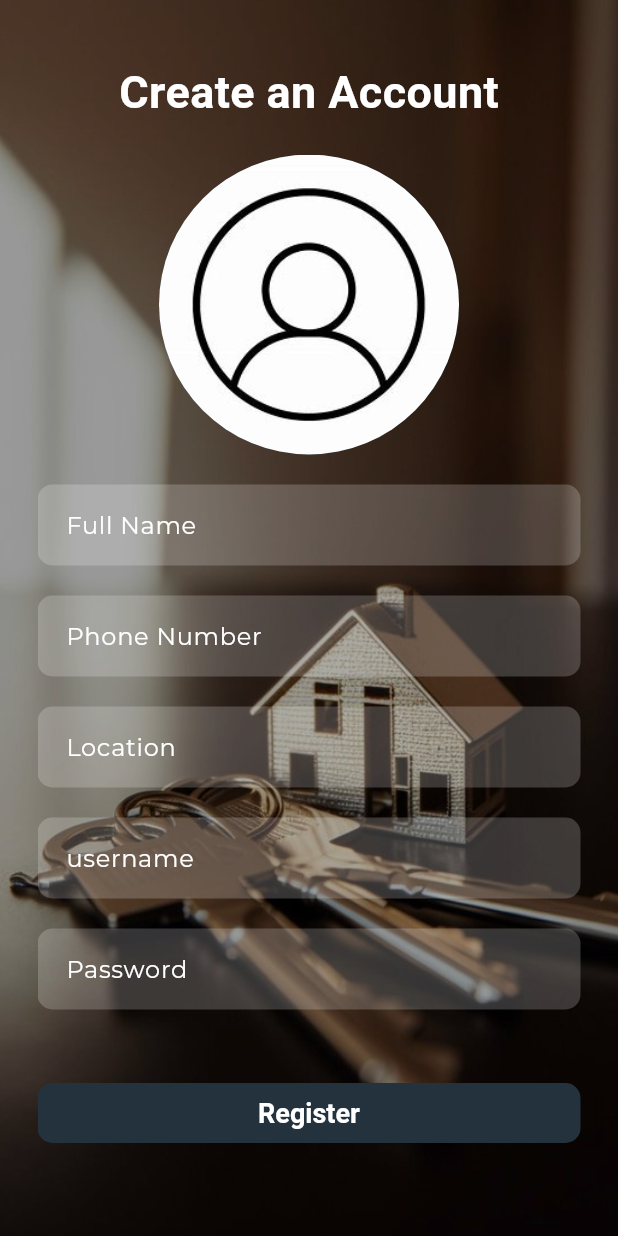
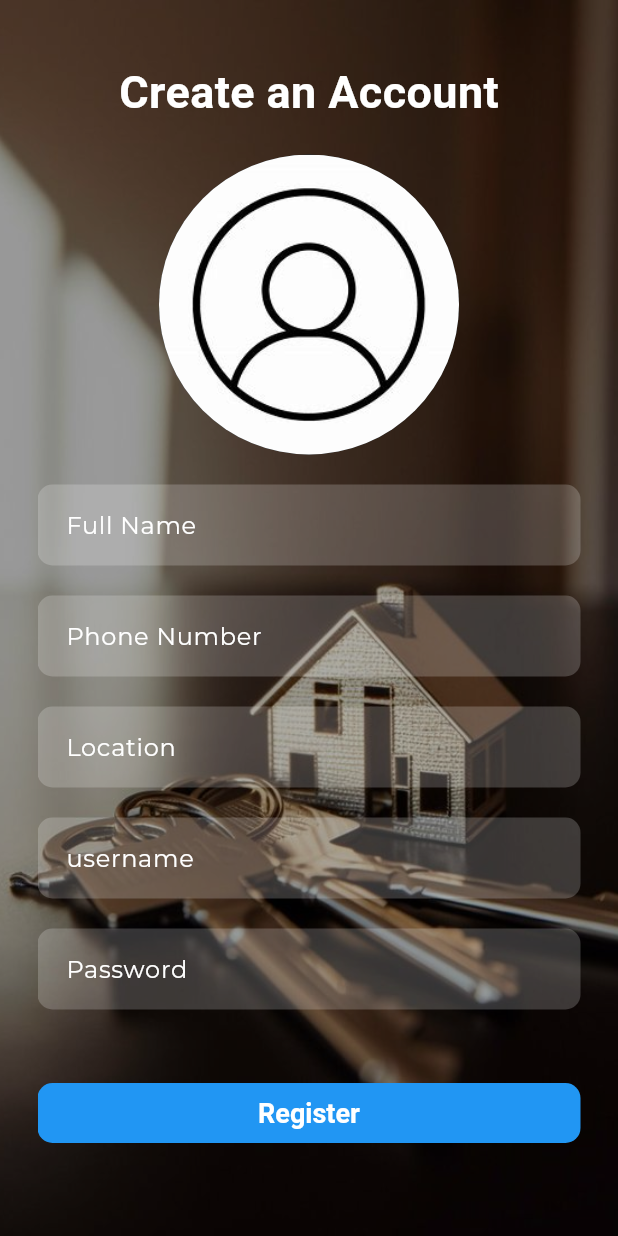
Before and after one commit to vikitex007/Jagga_Bazar, a Flutter app: the screen it shows after launch, after a tap on "Register", on a phone screen of 412 x 824 dp. Run offline on Flutter 3.47's test engine with Material 3 defaults, Android fonts, the phone set to English and light mode, and no system bars; our stand-ins replace bloc, dartz, equatable, flutter_bloc, get_it, hive_flutter and 1 more; accounts and stored records are empty; Roboto replaces fonts that are missing (Montserrat Italic); statements that could not run were skipped.

Commit message:
small changes

```diff
--- a/lib/features/auth/presentation/view/login_view.dart
+++ b/lib/features/auth/presentation/view/login_view.dart
@@ -60,8 +60,8 @@ class LoginView extends StatelessWidget {
                           TextFormField(
                             controller: emailController,
                             decoration: InputDecoration(
-                              labelText: 'Email',
-                              hintText: 'Enter Email',
+                              labelText: 'Username',
+                              hintText: 'Enter Username',
                               labelStyle: const TextStyle(color: Colors.white),
                               hintStyle: const TextStyle(color: Colors.white54),
                               filled: true,
--- a/lib/features/auth/presentation/view/register_view.dart
+++ b/lib/features/auth/presentation/view/register_view.dart
@@ -275,12 +275,12 @@ class _RegisterViewState extends State<RegisterView> {
                             width: double.infinity,
                             child: ElevatedButton(
                               onPressed: _register,
-                              // style: ElevatedButton.styleFrom(
-                              //   backgroundColor: Colors.blue,
-                              //   shape: RoundedRectangleBorder(
-                              //     borderRadius: BorderRadius.circular(10.0),
-                              //   ),
-                              // ),
+                              style: ElevatedButton.styleFrom(
+                                backgroundColor: Colors.blue,
+                                shape: RoundedRectangleBorder(
+                                  borderRadius: BorderRadius.circular(10.0),
+                                ),
+                              ),
                               child: const Text(
                                 'Register',
                                 style: TextStyle(fontSize: 18, fontWeight: FontWeight.bold, color: Colors.white),
--- a/lib/features/splash/presentation/view_model/splash_cubit.dart
+++ b/lib/features/splash/presentation/view_model/splash_cubit.dart
@@ -9,7 +9,7 @@ class SplashCubit extends Cubit<void> {
   final LoginBloc _loginBloc;
 
   Future<void> init(BuildContext context) async {
-    await Future.delayed(const Duration(seconds: 2), () async {
+    await Future.delayed(const Duration(seconds: 5), () async {
       // Open Login page or Onboarding Screen
 
       if (context.mounted) {
```
Also changed, not shown: pubspec.yaml (line endings or trailing spaces).
